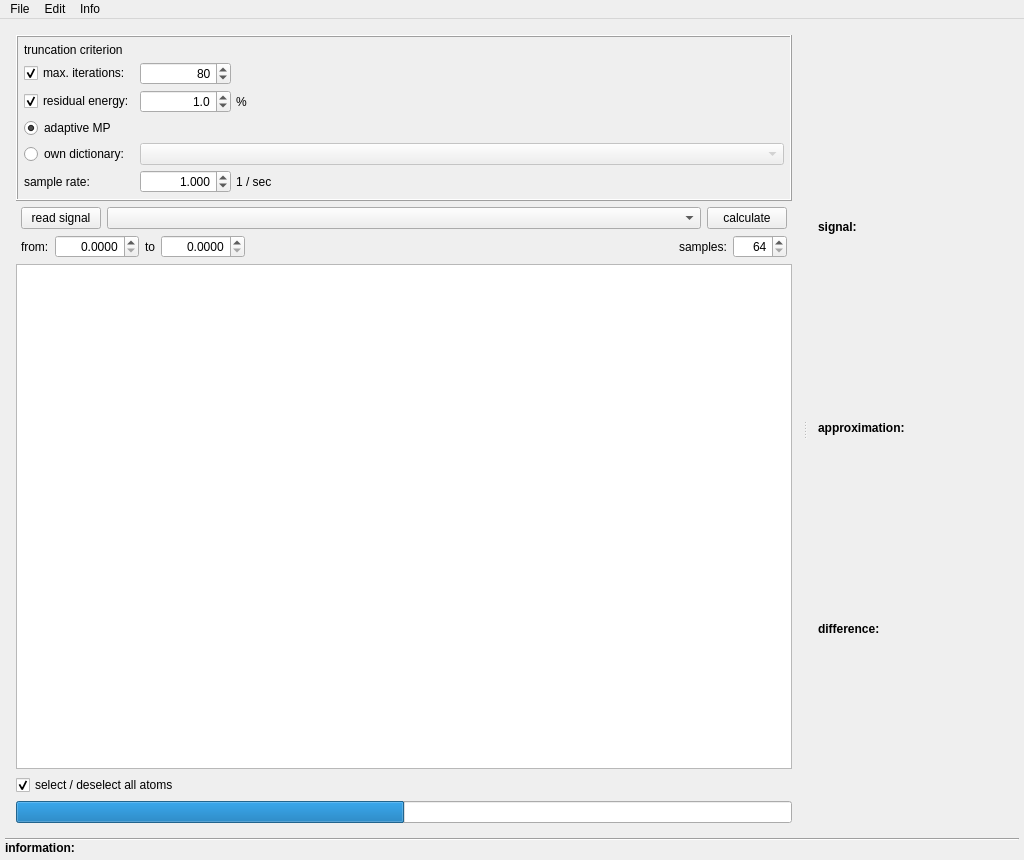
Old version of the form examples/matchingPursuit/mainwindow.ui in the repository mne-tools/mne-cpp.
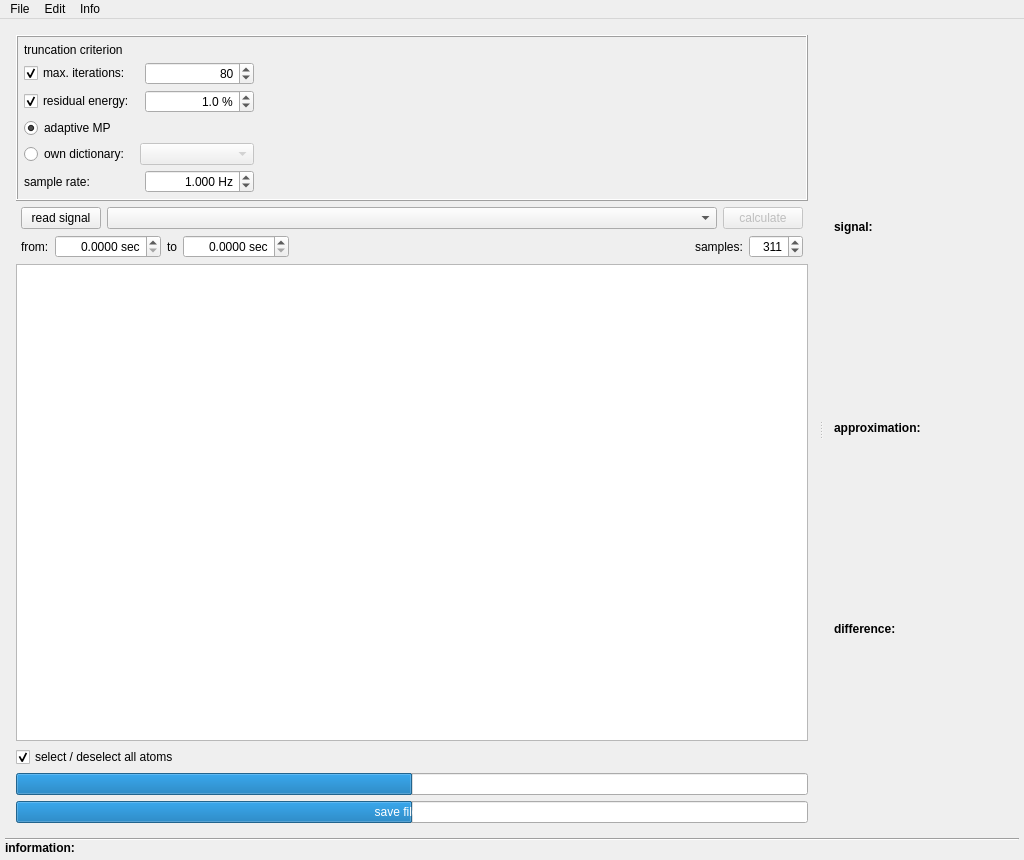
New version of the form. Icons and pictures are not drawn.

The edit to the form file:
```diff
--- a/examples/matchingPursuit/mainwindow.ui
+++ b/examples/matchingPursuit/mainwindow.ui
@@ -87,43 +87,14 @@
             <number>6</number>
            </property>
            <item>
-            <layout class="QGridLayout" name="l_options" columnstretch="0,0,0,0,1">
+            <layout class="QGridLayout" name="l_options" columnstretch="0,0,0,0">
              <property name="spacing">
               <number>5</number>
              </property>
-             <item row="5" column="2">
-              <widget class="QSpinBox" name="sb_Iterations">
-               <property name="toolTip">
-                <string>&lt;html&gt;&lt;head/&gt;&lt;body&gt;&lt;p&gt;&lt;span style=&quot; font-weight:600;&quot;&gt;Maximum Iterations&lt;/span&gt;&lt;/p&gt;&lt;p&gt;The Algorithm will expire if the selected number of iterations (founded atoms) is reached. &lt;br/&gt;Maximum: 5000 iteration steps&lt;/p&gt;&lt;/body&gt;&lt;/html&gt;</string>
-               </property>
-               <property name="alignment">
-                <set>Qt::AlignRight|Qt::AlignTrailing|Qt::AlignVCenter</set>
-               </property>
-               <property name="maximum">
-                <number>5000</number>
-               </property>
-               <property name="value">
-                <number>80</number>
-               </property>
-              </widget>
-             </item>
-             <item row="7" column="0" colspan="2">
-              <widget class="QCheckBox" name="chb_ResEnergy">
-               <property name="toolTip">
-                <string>&lt;html&gt;&lt;head/&gt;&lt;body&gt;&lt;p&gt;&lt;span style=&quot; font-weight:600;&quot;&gt;Residuum Energy&lt;/span&gt;&lt;/p&gt;&lt;p&gt;The Algorithm will expire if the selected percentage of the input signal is reached. &lt;br/&gt;Minimum: 0,1 % of the input signal &lt;/p&gt;&lt;/body&gt;&lt;/html&gt;</string>
-               </property>
-               <property name="text">
-                <string>residual energy:</string>
-               </property>
-               <property name="checked">
-                <bool>true</bool>
-               </property>
-              </widget>
-             </item>
              <item row="5" column="0" colspan="2">
               <widget class="QCheckBox" name="chb_Iterations">
                <property name="toolTip">
-                <string>&lt;html&gt;&lt;head/&gt;&lt;body&gt;&lt;p&gt;&lt;span style=&quot; font-weight:600;&quot;&gt;Maximum Iterations&lt;/span&gt;&lt;/p&gt;&lt;p&gt;The Algorithm will expire if the selected number of iterations (founded atoms) is reached. &lt;br/&gt;Maximum: 5000 iteration steps&lt;/p&gt;&lt;/body&gt;&lt;/html&gt;</string>
+                <string>&lt;html&gt;&lt;head/&gt;&lt;body&gt;&lt;p&gt;&lt;span style=&quot; font-weight:600;&quot;&gt;maximum iterations&lt;/span&gt;&lt;/p&gt;&lt;p&gt;...algorithm will expire if the selected number of iterations (found atoms) is reached&lt;/p&gt;&lt;/body&gt;&lt;/html&gt;</string>
                </property>
                <property name="text">
                 <string>max. iterations:</string>
@@ -133,19 +104,29 @@
                </property>
               </widget>
              </item>
-             <item row="9" column="0" colspan="2">
-              <widget class="QRadioButton" name="rb_adativMp">
+             <item row="7" column="0" colspan="2">
+              <widget class="QCheckBox" name="chb_ResEnergy">
                <property name="toolTip">
-                <string>&lt;html&gt;&lt;head/&gt;&lt;body&gt;&lt;p&gt;&lt;span style=&quot; font-weight:600;&quot;&gt;Adaptive MP&lt;/span&gt;&lt;br/&gt;&lt;br/&gt;Matching Pursuit Algorithm of Stephan Mallat and Zhifeng Zhang.&lt;/p&gt;&lt;/body&gt;&lt;/html&gt;</string>
+                <string>&lt;html&gt;&lt;head/&gt;&lt;body&gt;&lt;p&gt;&lt;span style=&quot; font-weight:600;&quot;&gt;residual energy&lt;/span&gt;&lt;/p&gt;&lt;p&gt;...algorithm will expire if residue reaches selected percentage of the input signal&lt;/p&gt;&lt;/body&gt;&lt;/html&gt;</string>
                </property>
                <property name="text">
-                <string>adaptive MP</string>
+                <string>residual energy:</string>
                </property>
                <property name="checked">
                 <bool>true</bool>
                </property>
               </widget>
              </item>
+             <item row="11" column="0" colspan="2">
+              <widget class="QLabel" name="label">
+               <property name="toolTip">
+                <string>&lt;html&gt;&lt;head/&gt;&lt;body&gt;&lt;p&gt;&lt;span style=&quot; font-weight:600;&quot;&gt;sample rate&lt;/span&gt;&lt;/p&gt;&lt;p&gt;The sample rate which was used for data aquisition has to be entered here. In case of fif-files it is set automatically.&lt;/p&gt;&lt;/body&gt;&lt;/html&gt;</string>
+               </property>
+               <property name="text">
+                <string>sample rate:</string>
+               </property>
+              </widget>
+             </item>
              <item row="3" column="0" colspan="2">
               <widget class="QLabel" name="lb_Criterion">
                <property name="sizePolicy">
@@ -155,59 +136,37 @@
                 </sizepolicy>
                </property>
                <property name="toolTip">
-                <string>&lt;html&gt;&lt;head/&gt;&lt;body&gt;&lt;p&gt;&lt;span style=&quot; font-weight:600;&quot;&gt;Truncation Criterion&lt;/span&gt;&lt;/p&gt;&lt;p&gt;&lt;br/&gt;&lt;/p&gt;&lt;p&gt;Criterion which stops Matching Pursuit Algorithm One or both criterion(s) can be used. &lt;/p&gt;&lt;/body&gt;&lt;/html&gt;</string>
+                <string>&lt;html&gt;&lt;head/&gt;&lt;body&gt;&lt;p&gt;&lt;span style=&quot; font-weight:600;&quot;&gt;truncation criterion&lt;/span&gt;&lt;/p&gt;&lt;p&gt;criterion at which the matching pursuit algorithm stops&lt;/p&gt;&lt;/body&gt;&lt;/html&gt;</string>
                </property>
                <property name="text">
                 <string>truncation criterion</string>
                </property>
               </widget>
              </item>
-             <item row="7" column="2">
-              <widget class="QDoubleSpinBox" name="dsb_energy">
+             <item row="9" column="0" colspan="2">
+              <widget class="QRadioButton" name="rb_adativMp">
                <property name="toolTip">
-                <string>&lt;html&gt;&lt;head/&gt;&lt;body&gt;&lt;p&gt;&lt;span style=&quot; font-weight:600;&quot;&gt;Residuum Energy&lt;/span&gt;&lt;/p&gt;&lt;p&gt;The Algorithm will expire if the selected percentage of the input signal is reached. &lt;br/&gt;Minimum: 0,1 % of the input signal &lt;/p&gt;&lt;/body&gt;&lt;/html&gt;</string>
+                <string>&lt;html&gt;&lt;head/&gt;&lt;body&gt;&lt;p&gt;&lt;span style=&quot; font-weight:600;&quot;&gt;adaptive MP&lt;/span&gt;&lt;br/&gt;&lt;br/&gt;...use matching pursuit algorithm of Stephan Mallat and Zhifeng Zhang.&lt;/p&gt;&lt;/body&gt;&lt;/html&gt;</string>
                </property>
-               <property name="alignment">
-                <set>Qt::AlignRight|Qt::AlignTrailing|Qt::AlignVCenter</set>
+               <property name="text">
+                <string>adaptive MP</string>
                </property>
-               <property name="decimals">
-                <number>1</number>
+               <property name="checked">
+                <bool>true</bool>
                </property>
-               <property name="minimum">
-                <double>0.100000000000000</double>
-               </property>
-               <property name="maximum">
-                <double>99.000000000000000</double>
-               </property>
-               <property name="value">
-                <double>1.000000000000000</double>
-               </property>
               </widget>
              </item>
-             <item row="11" column="0" colspan="2">
-              <widget class="QLabel" name="label">
+             <item row="10" column="0" colspan="2">
+              <widget class="QRadioButton" name="rb_OwnDictionary">
                <property name="toolTip">
-                <string>&lt;html&gt;&lt;head/&gt;&lt;body&gt;&lt;p&gt;&lt;span style=&quot; font-weight:600;&quot;&gt;Sample Rate&lt;/span&gt;&lt;/p&gt;&lt;p&gt;The sample rate which was used for data aquisition has to be entered here.&lt;/p&gt;&lt;/body&gt;&lt;/html&gt;</string>
+                <string>&lt;html&gt;&lt;head/&gt;&lt;body&gt;&lt;p&gt;&lt;span style=&quot; font-weight:600;&quot;&gt;own dictionary&lt;/span&gt;&lt;/p&gt;&lt;p&gt;…uses fix dictionaries which have been built by the user &lt;/p&gt;&lt;/body&gt;&lt;/html&gt;</string>
                </property>
                <property name="text">
-                <string>sample rate:</string>
+                <string>own dictionary:</string>
                </property>
               </widget>
              </item>
-             <item row="7" column="3">
-              <widget class="QLabel" name="lb_Prozent">
-               <property name="sizePolicy">
-                <sizepolicy hsizetype="Preferred" vsizetype="Preferred">
-                 <horstretch>0</horstretch>
-                 <verstretch>0</verstretch>
-                </sizepolicy>
-               </property>
-               <property name="text">
-                <string>%</string>
-               </property>
-              </widget>
-             </item>
-             <item row="10" column="2" colspan="3">
+             <item row="10" column="2" colspan="2">
               <widget class="QComboBox" name="cb_Dicts">
                <property name="enabled">
                 <bool>false</bool>
@@ -218,33 +177,66 @@
                  <height>0</height>
                 </size>
                </property>
+               <property name="toolTip">
+                <string>&lt;html&gt;&lt;head/&gt;&lt;body&gt;&lt;p&gt;...chose dictionary here&lt;/p&gt;&lt;/body&gt;&lt;/html&gt;</string>
+               </property>
               </widget>
              </item>
-             <item row="10" column="0" colspan="2">
-              <widget class="QRadioButton" name="rb_OwnDictionary">
+             <item row="5" column="3">
+              <widget class="QSpinBox" name="sb_Iterations">
                <property name="toolTip">
-                <string>&lt;html&gt;&lt;head/&gt;&lt;body&gt;&lt;p&gt;&lt;span style=&quot; font-weight:600;&quot;&gt;Own Dictionary&lt;/span&gt;&lt;/p&gt;&lt;p&gt;…uses fix dictionaries which have been built by the user &lt;/p&gt;&lt;/body&gt;&lt;/html&gt;</string>
+                <string>&lt;html&gt;&lt;head/&gt;&lt;body&gt;&lt;p&gt;0 ... 5000&lt;/p&gt;&lt;/body&gt;&lt;/html&gt;</string>
                </property>
-               <property name="text">
-                <string>own dictionary:</string>
+               <property name="alignment">
+                <set>Qt::AlignRight|Qt::AlignTrailing|Qt::AlignVCenter</set>
+               </property>
+               <property name="minimum">
+                <number>1</number>
+               </property>
+               <property name="maximum">
+                <number>5000</number>
+               </property>
+               <property name="value">
+                <number>80</number>
+               </property>
+              </widget>
+             </item>
+             <item row="7" column="3">
+              <widget class="QDoubleSpinBox" name="dsb_energy">
+               <property name="toolTip">
+                <string>&lt;html&gt;&lt;head/&gt;&lt;body&gt;&lt;p&gt;0,1% ... 99,9%&lt;/p&gt;&lt;/body&gt;&lt;/html&gt;</string>
+               </property>
+               <property name="alignment">
+                <set>Qt::AlignRight|Qt::AlignTrailing|Qt::AlignVCenter</set>
+               </property>
+               <property name="suffix">
+                <string> %</string>
+               </property>
+               <property name="decimals">
+                <number>1</number>
+               </property>
+               <property name="minimum">
+                <double>0.100000000000000</double>
+               </property>
+               <property name="maximum">
+                <double>1000.000000000000000</double>
+               </property>
+               <property name="value">
+                <double>1.000000000000000</double>
                </property>
               </widget>
              </item>
              <item row="11" column="3">
-              <widget class="QLabel" name="l_unit">
-               <property name="text">
-                <string>1 / sec</string>
-               </property>
-              </widget>
-             </item>
-             <item row="11" column="2">
               <widget class="QDoubleSpinBox" name="dsb_sample_rate">
                <property name="toolTip">
-                <string>&lt;html&gt;&lt;head/&gt;&lt;body&gt;&lt;p&gt;&lt;span style=&quot; font-weight:600;&quot;&gt;Sample Rate&lt;/span&gt;&lt;/p&gt;&lt;p&gt;The sample rate which was used for data aquisition has to be entered here.&lt;/p&gt;&lt;/body&gt;&lt;/html&gt;</string>
+                <string>&lt;html&gt;&lt;head/&gt;&lt;body&gt;&lt;p&gt;...enter sample rate here&lt;/p&gt;&lt;/body&gt;&lt;/html&gt;</string>
                </property>
                <property name="alignment">
                 <set>Qt::AlignRight|Qt::AlignTrailing|Qt::AlignVCenter</set>
                </property>
+               <property name="suffix">
+                <string> Hz</string>
+               </property>
                <property name="decimals">
                 <number>3</number>
                </property>
@@ -261,6 +253,19 @@
              </item>
             </layout>
            </item>
+           <item>
+            <spacer name="horizontalSpacer">
+             <property name="orientation">
+              <enum>Qt::Horizontal</enum>
+             </property>
+             <property name="sizeHint" stdset="0">
+              <size>
+               <width>40</width>
+               <height>20</height>
+              </size>
+             </property>
+            </spacer>
+           </item>
           </layout>
          </widget>
         </item>
@@ -281,7 +286,7 @@
              </sizepolicy>
             </property>
             <property name="toolTip">
-             <string>&lt;html&gt;&lt;head/&gt;&lt;body&gt;&lt;p&gt;&lt;span style=&quot; font-weight:600;&quot;&gt;Read Signal&lt;/span&gt;&lt;/p&gt;&lt;p&gt;…opens file dialog for read in a new signal.&lt;/p&gt;&lt;/body&gt;&lt;/html&gt;</string>
+             <string>&lt;html&gt;&lt;head/&gt;&lt;body&gt;&lt;p&gt;&lt;span style=&quot; font-weight:600;&quot;&gt;read signal&lt;/span&gt;&lt;/p&gt;&lt;p&gt;…opens file dialog to read in a new signal.&lt;/p&gt;&lt;/body&gt;&lt;/html&gt;</string>
             </property>
             <property name="layoutDirection">
              <enum>Qt::RightToLeft</enum>
@@ -294,12 +299,18 @@
           <item>
            <widget class="QComboBox" name="cb_channels">
             <property name="toolTip">
-             <string>&lt;html&gt;&lt;head/&gt;&lt;body&gt;&lt;p&gt;&lt;span style=&quot; font-weight:600;&quot;&gt;Channel Select&lt;/span&gt;&lt;/p&gt;&lt;p&gt;…enables channel selection before decomposing. All select oder deselect is last entrie.&lt;/p&gt;&lt;/body&gt;&lt;/html&gt;</string>
+             <string>&lt;html&gt;&lt;head/&gt;&lt;body&gt;&lt;p&gt;&lt;span style=&quot; font-weight:600;&quot;&gt;channel select&lt;/span&gt;&lt;/p&gt;&lt;p&gt;drops down channel selection before decomposing. Bad channels are initially deselected and marked by red color.&lt;/p&gt;&lt;/body&gt;&lt;/html&gt;</string>
+            </property>
+            <property name="maxVisibleItems">
+             <number>51</number>
             </property>
            </widget>
           </item>
           <item>
            <widget class="QPushButton" name="btt_Calc">
+            <property name="enabled">
+             <bool>false</bool>
+            </property>
             <property name="sizePolicy">
              <sizepolicy hsizetype="Fixed" vsizetype="Fixed">
               <horstretch>0</horstretch>
@@ -307,7 +318,7 @@
              </sizepolicy>
             </property>
             <property name="toolTip">
-             <string>&lt;html&gt;&lt;head/&gt;&lt;body&gt;&lt;p&gt;&lt;span style=&quot; font-weight:600;&quot;&gt;Calculate&lt;/span&gt;&lt;/p&gt;&lt;p&gt;This button starts the choosen MP Algorithm. When Algorithm is started, the button´s text is changed to &amp;quot;cancel&amp;quot;. Now you can interrupt the calculation-thread and it will stop after finding the next atom. During the interrupt-request the button´s text is set to &amp;quot;wait...&amp;quot;&lt;/p&gt;&lt;/body&gt;&lt;/html&gt;</string>
+             <string>&lt;html&gt;&lt;head/&gt;&lt;body&gt;&lt;p&gt;&lt;span style=&quot; font-weight:600;&quot;&gt;calculate&lt;/span&gt;&lt;/p&gt;&lt;p&gt;...starts the chosen MP Algorithm. When Algorithm is started, the button´s text is changed to &amp;quot;cancel&amp;quot;. Now you can interrupt the calculation-thread and it will stop after finding the next atom. During the interrupt-request the button´s text is set to &amp;quot;wait...&amp;quot;&lt;/p&gt;&lt;/body&gt;&lt;/html&gt;</string>
             </property>
             <property name="layoutDirection">
              <enum>Qt::RightToLeft</enum>
@@ -339,6 +350,9 @@
             <property name="alignment">
              <set>Qt::AlignRight|Qt::AlignTrailing|Qt::AlignVCenter</set>
             </property>
+            <property name="suffix">
+             <string> sec</string>
+            </property>
             <property name="decimals">
              <number>4</number>
             </property>
@@ -362,6 +376,9 @@
             <property name="alignment">
              <set>Qt::AlignRight|Qt::AlignTrailing|Qt::AlignVCenter</set>
             </property>
+            <property name="suffix">
+             <string> sec</string>
+            </property>
             <property name="decimals">
              <number>4</number>
             </property>
@@ -388,6 +405,9 @@
           </item>
           <item>
            <widget class="QLabel" name="lb_samples">
+            <property name="toolTip">
+             <string/>
+            </property>
             <property name="text">
              <string>samples:</string>
             </property>
@@ -404,6 +424,9 @@
             <property name="maximum">
              <number>4096</number>
             </property>
+            <property name="value">
+             <number>311</number>
+            </property>
            </widget>
           </item>
          </layout>
@@ -424,6 +447,9 @@
           </property>
           <item>
            <widget class="QCheckBox" name="cb_all_select">
+            <property name="toolTip">
+             <string>&lt;html&gt;&lt;head/&gt;&lt;body&gt;&lt;p&gt;&lt;span style=&quot; font-weight:600;&quot;&gt;select / deselect all atoms&lt;/span&gt;&lt;/p&gt;&lt;p&gt;...select all, none or user chosen atoms in result list&lt;/p&gt;&lt;/body&gt;&lt;/html&gt;</string>
+            </property>
             <property name="text">
              <string>select / deselect all atoms</string>
             </property>
@@ -437,6 +463,9 @@
           </item>
           <item>
            <widget class="QLabel" name="lb_timer">
+            <property name="toolTip">
+             <string>&lt;html&gt;&lt;head/&gt;&lt;body&gt;&lt;p&gt;&lt;span style=&quot; font-weight:600;&quot;&gt;timer&lt;/span&gt;&lt;/p&gt;&lt;p&gt;expired time since algorithm started&lt;/p&gt;&lt;/body&gt;&lt;/html&gt;</string>
+            </property>
             <property name="text">
              <string/>
             </property>
@@ -483,14 +512,47 @@
           <property name="alignment">
            <set>Qt::AlignCenter</set>
           </property>
-          <property name="textVisible">
-           <bool>true</bool>
-          </property>
           <property name="format">
            <string/>
           </property>
          </widget>
         </item>
+        <item>
+         <widget class="QProgressBar" name="progress_bar_save">
+          <property name="sizePolicy">
+           <sizepolicy hsizetype="Preferred" vsizetype="Fixed">
+            <horstretch>0</horstretch>
+            <verstretch>0</verstretch>
+           </sizepolicy>
+          </property>
+          <property name="styleSheet">
+           <string notr="true">QProgressBar {	
+	color: white;
+	
+	
+	
+}
+QProgressBar::chunk { 
+	background-image: url(:/images/icons/progressbar_brush.png);
+	
+}
+
+QProgressBar::background{
+
+ color: black;
+}</string>
+          </property>
+          <property name="value">
+           <number>50</number>
+          </property>
+          <property name="alignment">
+           <set>Qt::AlignCenter</set>
+          </property>
+          <property name="format">
+           <string>save file: %p%</string>
+          </property>
+         </widget>
+        </item>
        </layout>
       </widget>
       <widget class="QWidget" name="layoutWidget">
@@ -519,7 +581,7 @@
            </font>
           </property>
           <property name="toolTip">
-           <string>&lt;html&gt;&lt;head/&gt;&lt;body&gt;&lt;p&gt;&lt;span style=&quot; font-weight:600;&quot;&gt;Signal&lt;/span&gt;&lt;/p&gt;&lt;p&gt;chosen input signal Only the displayed segment will be decomposed. &lt;/p&gt;&lt;/body&gt;&lt;/html&gt;</string>
+           <string>&lt;html&gt;&lt;head/&gt;&lt;body&gt;&lt;p&gt;&lt;span style=&quot; font-weight:600;&quot;&gt;signal&lt;/span&gt;&lt;/p&gt;&lt;p&gt;chosen input signal only the displayed epoch and channels will be decomposed&lt;/p&gt;&lt;/body&gt;&lt;/html&gt;</string>
           </property>
           <property name="text">
            <string>signal:</string>
@@ -550,7 +612,7 @@
            </font>
           </property>
           <property name="toolTip">
-           <string>&lt;html&gt;&lt;head/&gt;&lt;body&gt;&lt;p&gt;&lt;span style=&quot; font-weight:600;&quot;&gt;Approximation&lt;/span&gt;&lt;/p&gt;&lt;p&gt;Addition of all founded atoms which are selected. &lt;/p&gt;&lt;/body&gt;&lt;/html&gt;</string>
+           <string>&lt;html&gt;&lt;head/&gt;&lt;body&gt;&lt;p&gt;&lt;span style=&quot; font-weight:600;&quot;&gt;approximation&lt;/span&gt;&lt;/p&gt;&lt;p&gt;composition of all selected atoms &lt;/p&gt;&lt;/body&gt;&lt;/html&gt;</string>
           </property>
           <property name="text">
            <string>approximation:</string>
@@ -581,7 +643,7 @@
            </font>
           </property>
           <property name="toolTip">
-           <string>&lt;html&gt;&lt;head/&gt;&lt;body&gt;&lt;p&gt;&lt;span style=&quot; font-weight:600;&quot;&gt;Difference&lt;/span&gt;&lt;/p&gt;&lt;p&gt;Residuum energy of the Decomposition &lt;br/&gt;The Difference between the input signal and all selected atoms is displayed. &lt;/p&gt;&lt;/body&gt;&lt;/html&gt;</string>
+           <string>&lt;html&gt;&lt;head/&gt;&lt;body&gt;&lt;p&gt;&lt;span style=&quot; font-weight:600;&quot;&gt;difference&lt;/span&gt;&lt;/p&gt;&lt;p&gt;difference between input signal and all selected atoms&lt;/p&gt;&lt;/body&gt;&lt;/html&gt;</string>
           </property>
           <property name="text">
            <string>difference:</string>
@@ -592,7 +654,7 @@
          <layout class="QVBoxLayout" name="l_res"/>
         </item>
         <item>
-         <layout class="QVBoxLayout" name="l_YAxis">
+         <layout class="QVBoxLayout" name="l_XAxis">
           <property name="bottomMargin">
            <number>0</number>
           </property>
@@ -714,16 +776,10 @@
     <string>new...</string>
    </property>
   </action>
-  <action name="actionOeffnen">
-   <property name="icon">
-    <iconset resource="Ressourcen.qrc">
-     <normaloff>:/images/icons/folder.png</normaloff>:/images/icons/folder.png</iconset>
-   </property>
-   <property name="text">
-    <string>open...</string>
-   </property>
-  </action>
   <action name="actionSpeicher">
+   <property name="enabled">
+    <bool>false</bool>
+   </property>
    <property name="icon">
     <iconset resource="Ressourcen.qrc">
      <normaloff>:/images/icons/floppyDisk.png</normaloff>:/images/icons/floppyDisk.png</iconset>
@@ -733,6 +789,9 @@
    </property>
   </action>
   <action name="actionSpeicher_unter">
+   <property name="enabled">
+    <bool>false</bool>
+   </property>
    <property name="icon">
     <iconset resource="Ressourcen.qrc">
      <normaloff>:/images/icons/floppyDisk.png</normaloff>:/images/icons/floppyDisk.png</iconset>
@@ -741,15 +800,6 @@
     <string>save as...</string>
    </property>
   </action>
-  <action name="actionExportieren">
-   <property name="icon">
-    <iconset resource="Ressourcen.qrc">
-     <normaloff>:/images/icons/boxUpload.png</normaloff>:/images/icons/boxUpload.png</iconset>
-   </property>
-   <property name="text">
-    <string>export...</string>
-   </property>
-  </action>
   <action name="actionBeenden">
    <property name="icon">
     <iconset resource="Ressourcen.qrc">
@@ -823,6 +873,9 @@
    </property>
   </action>
   <action name="actionExport">
+   <property name="enabled">
+    <bool>false</bool>
+   </property>
    <property name="icon">
     <iconset resource="Ressourcen.qrc">
      <normaloff>:/images/icons/boxUpload.png</normaloff>:/images/icons/boxUpload.png</iconset>
```
Left out of the diff: 16 changed lines with no effect on the pictures.
